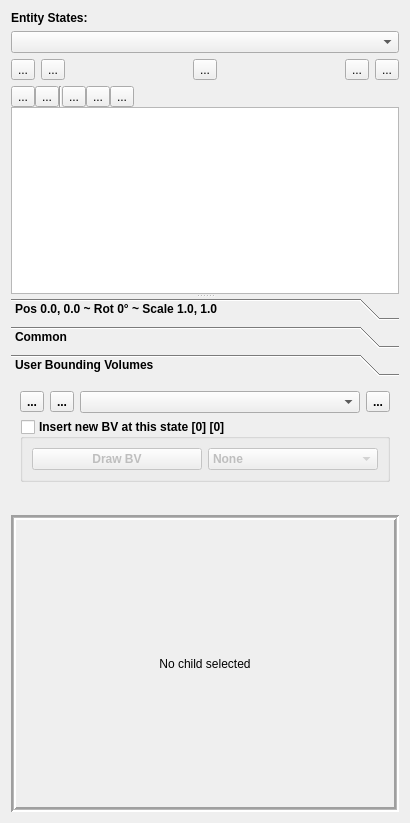
Before: the Qt Designer form DesignerTool/src/Entity/EntityWidget.ui in GameOverture/HarmonyEngine, drawn with Qt 5.
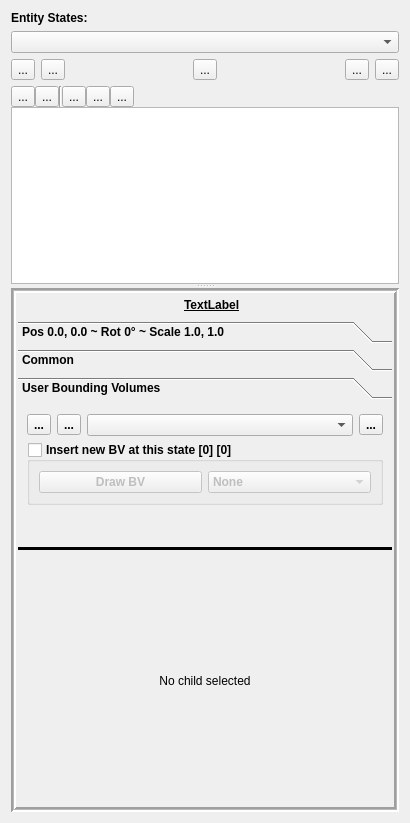
After: the same form once the commit is applied. The open tabs and pages were chosen to show the change. Icons and pictures are not drawn. Custom widgets are drawn as their Qt base class.

The edit to the form file:
```diff
--- a/DesignerTool/src/Entity/EntityWidget.ui
+++ b/DesignerTool/src/Entity/EntityWidget.ui
@@ -182,10 +182,112 @@
          <bool>false</bool>
         </attribute>
        </widget>
-       <widget class="QWidget" name="verticalLayoutWidget">
-        <layout class="QVBoxLayout" name="verticalLayout_13">
+       <widget class="QFrame" name="SelectedItemFrame">
+        <property name="frameShape">
+         <enum>QFrame::Box</enum>
+        </property>
+        <property name="frameShadow">
+         <enum>QFrame::Sunken</enum>
+        </property>
+        <property name="lineWidth">
+         <number>2</number>
+        </property>
+        <property name="midLineWidth">
+         <number>1</number>
+        </property>
+        <layout class="QVBoxLayout" name="verticalLayout_4">
+         <property name="leftMargin">
+          <number>2</number>
+         </property>
+         <property name="topMargin">
+          <number>2</number>
+         </property>
+         <property name="rightMargin">
+          <number>2</number>
+         </property>
+         <property name="bottomMargin">
+          <number>2</number>
+         </property>
+         <item>
+          <layout class="QHBoxLayout" name="horizontalLayout">
+           <item>
+            <spacer name="horizontalSpacer_4">
+             <property name="orientation">
+              <enum>Qt::Horizontal</enum>
+             </property>
+             <property name="sizeHint" stdset="0">
+              <size>
+               <width>40</width>
+               <height>20</height>
+              </size>
+             </property>
+            </spacer>
+           </item>
+           <item>
+            <widget class="QLabel" name="lblSelectedItemIcon">
+             <property name="text">
+              <string/>
+             </property>
+             <property name="pixmap">
+              <pixmap resource="../res/DesignerTool.qrc">:/icons16x16/Harmony.png</pixmap>
+             </property>
+             <property name="alignment">
+              <set>Qt::AlignRight|Qt::AlignTrailing|Qt::AlignVCenter</set>
+             </property>
+            </widget>
+           </item>
+           <item>
+            <widget class="QLabel" name="lblSelectedItemText">
+             <property name="font">
+              <font>
+               <weight>75</weight>
+               <bold>true</bold>
+               <underline>true</underline>
+              </font>
+             </property>
+             <property name="text">
+              <string>TextLabel</string>
+             </property>
+             <property name="alignment">
+              <set>Qt::AlignLeading|Qt::AlignLeft|Qt::AlignVCenter</set>
+             </property>
+            </widget>
+           </item>
+           <item>
+            <spacer name="horizontalSpacer_5">
+             <property name="orientation">
+              <enum>Qt::Horizontal</enum>
+             </property>
+             <property name="sizeHint" stdset="0">
+              <size>
+               <width>40</width>
+               <height>20</height>
+              </size>
+             </property>
+            </spacer>
+           </item>
+          </layout>
+         </item>
          <item>
           <widget class="QToolBox" name="toolBox">
+           <property name="sizePolicy">
+            <sizepolicy hsizetype="Preferred" vsizetype="Fixed">
+             <horstretch>0</horstretch>
+             <verstretch>0</verstretch>
+            </sizepolicy>
+           </property>
+           <property name="minimumSize">
+            <size>
+             <width>0</width>
+             <height>220</height>
+            </size>
+           </property>
+           <property name="maximumSize">
+            <size>
+             <width>16777215</width>
+             <height>220</height>
+            </size>
+           </property>
            <property name="font">
             <font>
              <weight>75</weight>
@@ -521,6 +623,14 @@
             </layout>
            </widget>
            <widget class="QWidget" name="toolPageBoundingVolumes">
+            <property name="geometry">
+             <rect>
+              <x>0</x>
+              <y>0</y>
+              <width>376</width>
+              <height>139</height>
+             </rect>
+            </property>
             <attribute name="label">
              <string>User Bounding Volumes</string>
             </attribute>
@@ -632,24 +742,28 @@
           </widget>
          </item>
          <item>
-          <widget class="QStackedWidget" name="stackedWidget">
-           <property name="sizePolicy">
-            <sizepolicy hsizetype="Preferred" vsizetype="Preferred">
-             <horstretch>0</horstretch>
-             <verstretch>0</verstretch>
-            </sizepolicy>
-           </property>
-           <property name="frameShape">
-            <enum>QFrame::Box</enum>
-           </property>
+          <widget class="Line" name="toolBoxLine">
            <property name="frameShadow">
-            <enum>QFrame::Sunken</enum>
+            <enum>QFrame::Plain</enum>
            </property>
            <property name="lineWidth">
-            <number>2</number>
+            <number>3</number>
            </property>
            <property name="midLineWidth">
             <number>1</number>
+           </property>
+           <property name="orientation">
+            <enum>Qt::Horizontal</enum>
+           </property>
+          </widget>
+         </item>
+         <item>
+          <widget class="QStackedWidget" name="stackedWidget">
+           <property name="sizePolicy">
+            <sizepolicy hsizetype="Preferred" vsizetype="Preferred">
+             <horstretch>0</horstretch>
+             <verstretch>0</verstretch>
+            </sizepolicy>
            </property>
            <property name="currentIndex">
             <number>0</number>
```
Left out of the diff: 30 changed lines with no effect on the pictures.
